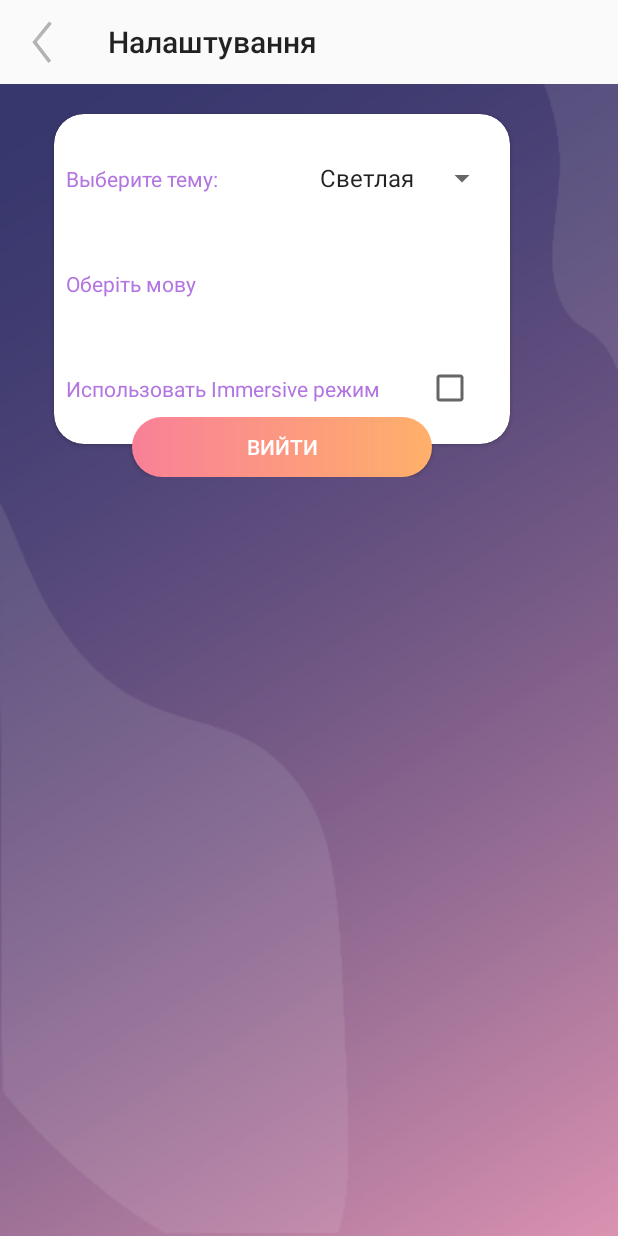
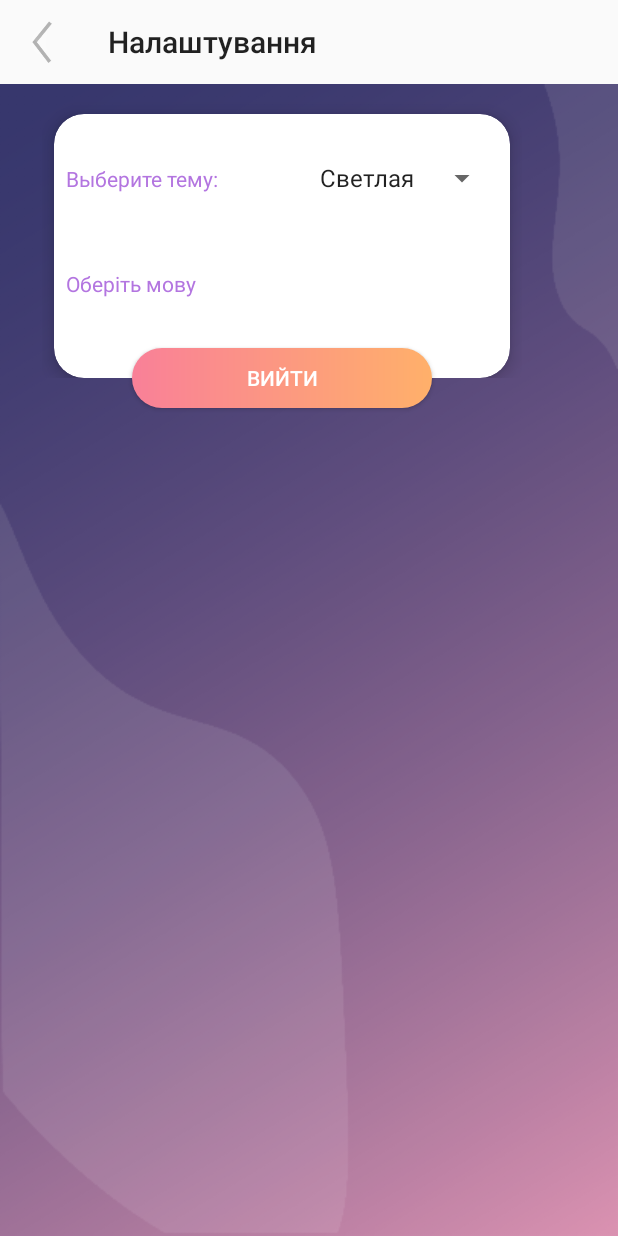
Before and after one commit to shevchenkona19/dust_it, an Android app: the SettingsActivity screen opened directly, with no data from a screen before it, on a phone screen of 412 x 824 dp. Run offline under Robolectric (Android 15) with nearby library versions, the phone set to English and light mode, and no system bars; our stand-ins replace ButterKnife, Picasso; libraries missing offline, so code that uses them is left out: com.facebook.drawee, rx.subscriptions; pictures from the network do not load; 6 statements that could not run were skipped.

Commit message:
improvements to ui

```diff
--- a/app/src/main/java/dustit/clientapp/mvp/model/entities/FavoriteEntity.java
+++ b/app/src/main/java/dustit/clientapp/mvp/model/entities/FavoriteEntity.java
@@ -1,10 +1,15 @@
 package dustit.clientapp.mvp.model.entities;
+
+import com.google.gson.annotations.Expose;
+import com.google.gson.annotations.SerializedName;
 
 /**
  * Created by Никита on 15.12.2017.
  */
 
 public class FavoriteEntity {
+    @SerializedName("imageid")
+    @Expose
     private String id;
 
     public FavoriteEntity(String id) {
--- a/app/src/main/java/dustit/clientapp/mvp/ui/activities/SettingsActivity.java
+++ b/app/src/main/java/dustit/clientapp/mvp/ui/activities/SettingsActivity.java
@@ -1,13 +1,10 @@
 package dustit.clientapp.mvp.ui.activities;
 
-import android.animation.ArgbEvaluator;
-import android.animation.ValueAnimator;
 import android.app.TaskStackBuilder;
-import android.content.DialogInterface;
 import android.content.Intent;
 import android.content.res.Configuration;
-import android.os.Build;
 import android.os.Bundle;
+import android.support.v4.content.ContextCompat;
 import android.support.v7.app.AlertDialog;
 import android.support.v7.app.AppCompatActivity;
 import android.support.v7.app.AppCompatDelegate;
@@ -18,8 +15,6 @@ import android.view.ViewGroup;
 import android.widget.AdapterView;
 import android.widget.ArrayAdapter;
 import android.widget.Button;
-import android.widget.CheckBox;
-import android.widget.CompoundButton;
 import android.widget.TextView;
 import android.widget.Toast;
 
@@ -53,10 +48,6 @@ public class SettingsActivity extends AppCompatActivity implements ISettingsActi
     ViewGroup rlLanguagePicker;
     @BindView(R.id.spSettingsThemeChooser)
     AppCompatSpinner spThemeChooser;
-    @BindView(R.id.rlSettingsUseImmersive)
-    ViewGroup vgUseImmersive;
-    @BindView(R.id.cbSettingsUseImmersive)
-    CheckBox cbUseImmersive;
 
     @Inject
     ThemeManager themeManager;
@@ -142,7 +133,7 @@ public class SettingsActivity extends AppCompatActivity implements ISettingsActi
                 }
                 final Locale locale = new Locale(langToLoad);
                 Locale.setDefault(locale);
-                Configuration config = new Configuration();
+                final Configuration config = new Configuration();
                 config.locale = locale;
                 getBaseContext().getResources().updateConfiguration(config,
                         getBaseContext().getResources().getDisplayMetrics());
@@ -150,12 +141,6 @@ public class SettingsActivity extends AppCompatActivity implements ISettingsActi
                 restartActivity();
             });
             builder.create().show();
-        });
-        cbUseImmersive.setChecked(userSettingsDataManager.useImmersiveMode());
-        cbUseImmersive.setOnCheckedChangeListener((buttonView, isChecked) -> userSettingsDataManager.setUseImmersiveMode(isChecked));
-        vgUseImmersive.setOnClickListener(v -> {
-            cbUseImmersive.setChecked(!cbUseImmersive.isChecked());
-            userSettingsDataManager.setUseImmersiveMode(cbUseImmersive.isChecked());
         });
     }
 
@@ -176,20 +161,7 @@ public class SettingsActivity extends AppCompatActivity implements ISettingsActi
     }
 
     private int getColorFromResources(int c) {
-        if (Build.VERSION.SDK_INT >= Build.VERSION_CODES.M) {
-            return getColor(c);
-        } else {
-            return getResources().getColor(c);
-        }
-    }
-
-    private void animate(int fromColor, int toColor, final View v) {
-        int colorFrom = getColorFromResources(fromColor);
-        int colorTo = getColorFromResources(toColor);
-        ValueAnimator colorAnimation = ValueAnimator.ofObject(new ArgbEvaluator(), colorFrom, colorTo);
-        colorAnimation.setDuration(250);
-        colorAnimation.addUpdateListener(animator -> v.setBackgroundColor((int) animator.getAnimatedValue()));
-        colorAnimation.start();
+        return ContextCompat.getColor(this, c);
     }
 
     @Override
--- a/app/src/main/java/dustit/clientapp/mvp/ui/adapters/ChangeCategoriesRecyclerViewAdapter.java
+++ b/app/src/main/java/dustit/clientapp/mvp/ui/adapters/ChangeCategoriesRecyclerViewAdapter.java
@@ -33,9 +33,8 @@ public class ChangeCategoriesRecyclerViewAdapter extends RecyclerView.Adapter<Ch
     }
 
     @Override
-    public void onBindViewHolder(RowViewHolder holder, int position) {
+    public void onBindViewHolder(@NonNull RowViewHolder holder, int position) {
         final PersonalCategory category = categories.get(position);
-        L.print("name: " + category.getCategoryName());
         holder.cbItem.setText(category.getCategoryName());
         holder.cbItem.setChecked(category.isChecked());
         holder.cbItem.setOnCheckedChangeListener((buttonView, isChecked) -> category.setChecked(isChecked));
--- a/app/src/main/res/layout/activity_settings.xml
+++ b/app/src/main/res/layout/activity_settings.xml
@@ -27,20 +27,39 @@
         android:background="@drawable/background_gradient">
 
 
-    <FrameLayout
+    <RelativeLayout
         android:layout_marginTop="12dp"
         android:id="@+id/frameLayout2"
         android:layout_width="320dp"
-        android:layout_height="250dp"
+        android:layout_height="wrap_content"
         android:layout_marginStart="20dp"
         android:layout_marginEnd="20dp"
-        android:layout_marginBottom="32dp"
         app:layout_constraintTop_toTopOf="@+id/guideline7">
 
+        <android.support.v7.widget.AppCompatButton
+            android:id="@+id/btnSettingsLogout"
+            android:layout_width="200dp"
+            android:layout_height="40dp"
+            android:text="@string/logout"
+            android:background="@drawable/btn_hello_accent"
+            android:textColor="#fff"
+            android:visibility="visible"
+            app:elevation="9dp"
+            android:layout_marginBottom="6dp"
+            android:layout_centerHorizontal="true"
+            android:layout_below="@+id/cvSettingsCard"
+            android:layout_marginTop="-28dp"/>
+
+        <FrameLayout
+            android:id="@id/cvSettingsCard"
+            android:paddingBottom="8dp"
+            android:layout_width="wrap_content"
+            android:layout_height="wrap_content">
             <android.support.v7.widget.CardView
                 android:layout_width="match_parent"
-            android:layout_height="220dp"
+                android:layout_height="wrap_content"
                 android:layout_marginEnd="8dp"
+                app:cardElevation="7dp"
                 android:layout_marginStart="8dp"
                 android:layout_marginTop="8dp"
                 app:cardCornerRadius="20dp">
@@ -49,6 +68,7 @@
                     android:layout_width="match_parent"
                     android:layout_height="wrap_content"
                     android:padding="8dp"
+                    android:layout_marginBottom="20dp"
                     android:orientation="vertical">
                     <RelativeLayout
                         android:id="@+id/relativeLayout"
@@ -104,47 +124,9 @@
 
 
                     </RelativeLayout>
-                    <RelativeLayout
-                        android:id="@+id/rlSettingsUseImmersive"
-                        android:layout_width="match_parent"
-                        android:layout_height="70dp"
-                        app:layout_constraintEnd_toEndOf="parent"
-                        app:layout_constraintStart_toStartOf="parent"
-                        app:layout_constraintTop_toBottomOf="@+id/relativeLayout">
-
-                        <TextView
-                            android:id="@+id/tvSettingChangeLanguage"
-                            android:layout_width="wrap_content"
-                            android:layout_height="wrap_content"
-                            android:layout_centerVertical="true"
-                            android:text="@string/use_immersive_mode"
-                            tools:ignore="RelativeOverlap"
-                            android:textColor="@color/colorMainText"/>
-
-                        <CheckBox
-                            android:id="@+id/cbSettingsUseImmersive"
-                            android:layout_width="wrap_content"
-                            android:layout_height="wrap_content"
-                            android:layout_marginEnd="16dp"
-                            android:layout_alignParentEnd="true"
-                            android:layout_centerVertical="true" />
-
-
+                </LinearLayout>
+            </android.support.v7.widget.CardView>
+        </FrameLayout>
     </RelativeLayout>
     </LinearLayout>
-        </android.support.v7.widget.CardView>
-        <Button
-            android:id="@+id/btnSettingsLogout"
-            android:layout_width="200dp"
-            android:layout_height="40dp"
-            android:text="@string/logout"
-            android:background="@drawable/btn_hello_accent"
-            android:textColor="#fff"
-            android:visibility="visible"
-            app:layout_constraintBottom_toTopOf="@+id/tvAlreadyRegistered"
-            app:layout_constraintHorizontal_bias="0.503"
-            android:layout_gravity="center_horizontal|bottom"
-            android:layout_marginTop="11dp"/>
-    </FrameLayout>
-    </LinearLayout>
 </merge>
--- a/app/src/main/res/values-notnight/colors.xml
+++ b/app/src/main/res/values-notnight/colors.xml
@@ -1,6 +1,6 @@
 <?xml version="1.0" encoding="utf-8"?>
 <resources>
-    <color name="colorPrimary">#fff</color>
+    <color name="colorPrimary">#ffffff</color>
     <color name="colorPrimaryDark">#bbb</color>
     <color name="colorAccent">#000</color>
 </resources>
--- a/app/src/main/res/values/colors.xml
+++ b/app/src/main/res/values/colors.xml
@@ -37,4 +37,5 @@
     <color name="colorCardAccentDefault">#000</color>
     <color name="colorCardAccentLight">#000</color>
     <color name="colorCardAccentDark">#fff</color>
+    <color name="background_material_light">#ffffff</color>
 </resources>
--- a/build.gradle
+++ b/build.gradle
@@ -7,7 +7,7 @@ buildscript {
         google()
     }
     dependencies {
-        classpath 'com.android.tools.build:gradle:3.1.2'
+        classpath 'com.android.tools.build:gradle:3.1.3'
         classpath "org.jetbrains.kotlin:kotlin-gradle-plugin:$kotlin_version"
 
         // NOTE: Do not place your application dependencies here; they belong
```
Also changed, not shown: app/src/main/java/dustit/clientapp/mvp/datamanager/UserSettingsDataManager.java (+0 -7 lines), app/src/main/java/dustit/clientapp/mvp/model/entities/FavoritesUpperEntity.java (+7 -7 lines), app/src/main/java/dustit/clientapp/mvp/model/entities/PersonalCategory.java (+8 -22 lines), app/src/main/java/dustit/clientapp/mvp/model/repositories/SharedPreferencesRepository.java (+0 -11 lines), app/src/main/java/dustit/clientapp/mvp/ui/activities/FeedActivity.kt (+20 -14 lines), app/src/main/java/dustit/clientapp/mvp/ui/adapters/FeedRecyclerViewAdapter.java (+6 -1 lines), app/src/main/java/dustit/clientapp/mvp/ui/base/BaseFeedFragment.java (+11 -4 lines), app/src/main/java/dustit/clientapp/mvp/ui/fragments/MemViewFragment.java (+13 -9 lines), app/src/main/res/layout/activity_feed_test.xml (added, +128 -0 lines), app/src/main/res/layout/item_feed.xml (+12 -14 lines). Lines whose indentation alone changed are shown as unchanged.
